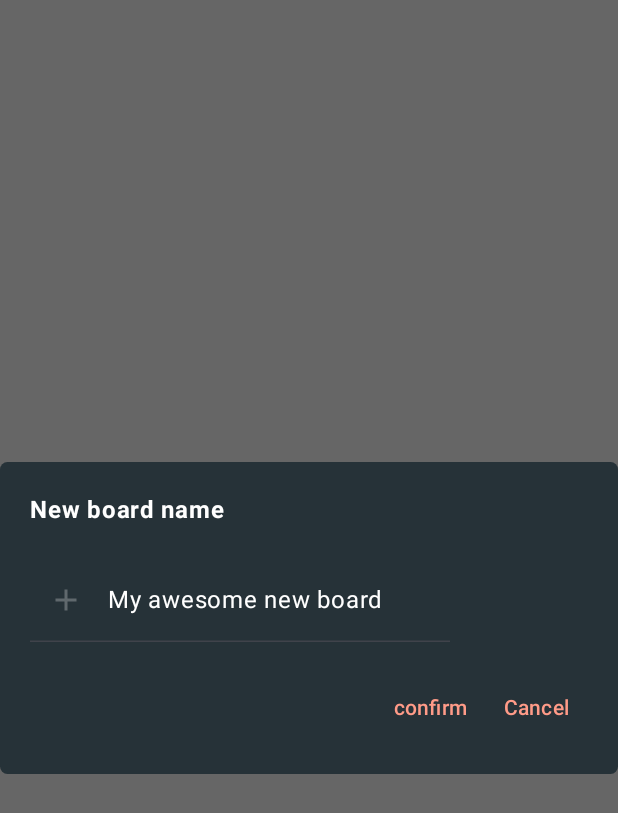
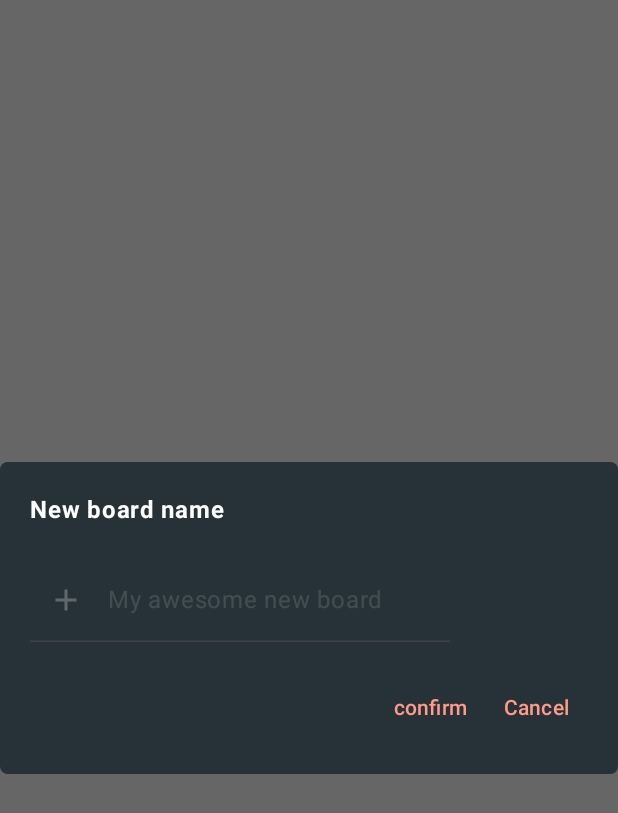
Before and after one commit to Lewisjohnward/tasks-timer, an Android app built with Jetpack Compose: the @Preview function InputDialogPreview, on a phone screen of 412 x 824 dp. Shown: the top 813 px of the screen. Run offline under Robolectric (Android 15) with nearby library versions, the phone set to English and light mode, and no system bars.

Commit message:
Able to create new board with input

```diff
--- a/app/src/main/java/com/android/taskstimer/tasks_timer/presentation/components/InputDialog.kt
+++ b/app/src/main/java/com/android/taskstimer/tasks_timer/presentation/components/InputDialog.kt
@@ -19,6 +19,10 @@ import androidx.compose.material3.TextButton
 import androidx.compose.material3.TextField
 import androidx.compose.material3.TextFieldDefaults
 import androidx.compose.runtime.Composable
+import androidx.compose.runtime.getValue
+import androidx.compose.runtime.mutableStateOf
+import androidx.compose.runtime.remember
+import androidx.compose.runtime.setValue
 import androidx.compose.ui.Modifier
 import androidx.compose.ui.draw.clip
 import androidx.compose.ui.graphics.Color
@@ -38,6 +42,7 @@ fun InputDialog(
     onEvent: (HomeScreenEvent) -> Unit = {}
 ) {
 
+    var input by remember { mutableStateOf("") }
 
     AlertDialog(
         onDismissRequest = {},
@@ -58,8 +63,9 @@ fun InputDialog(
                     fontWeight = FontWeight.Bold
                 )
                 TextField(
-                    value = myNewBoardName,
-                    onValueChange = {},
+                    value = input,
+                    placeholder = {Text(text = "My awesome new board")},
+                    onValueChange = {input = it},
                     leadingIcon = {
                         Icon(
                             imageVector = Icons.Filled.Add,
@@ -74,7 +80,8 @@ fun InputDialog(
                         unfocusedTextColor = Color.White,
                         focusedLeadingIconColor = Color(0x99FFFFFF),
                         unfocusedLeadingIconColor = Color(0x44FFFFFF),
-                        cursorColor = Color.White
+                        cursorColor = Color.White,
+                        unfocusedPlaceholderColor = Color(0x22FFFFFF)
 
                         ),
                 )
@@ -82,7 +89,7 @@ fun InputDialog(
                     modifier = Modifier.fillMaxWidth(),
                     horizontalArrangement = Arrangement.End
                 ) {
-                    TextButton(onClick = { onEvent(HomeScreenEvent.CreateBoard(myNewBoardName)) }) {
+                    TextButton(onClick = { onEvent(HomeScreenEvent.CreateBoard(input)) }) {
                         Text(
                             text = "confirm",
                             color = Color(0xFFFF9B88)
```
